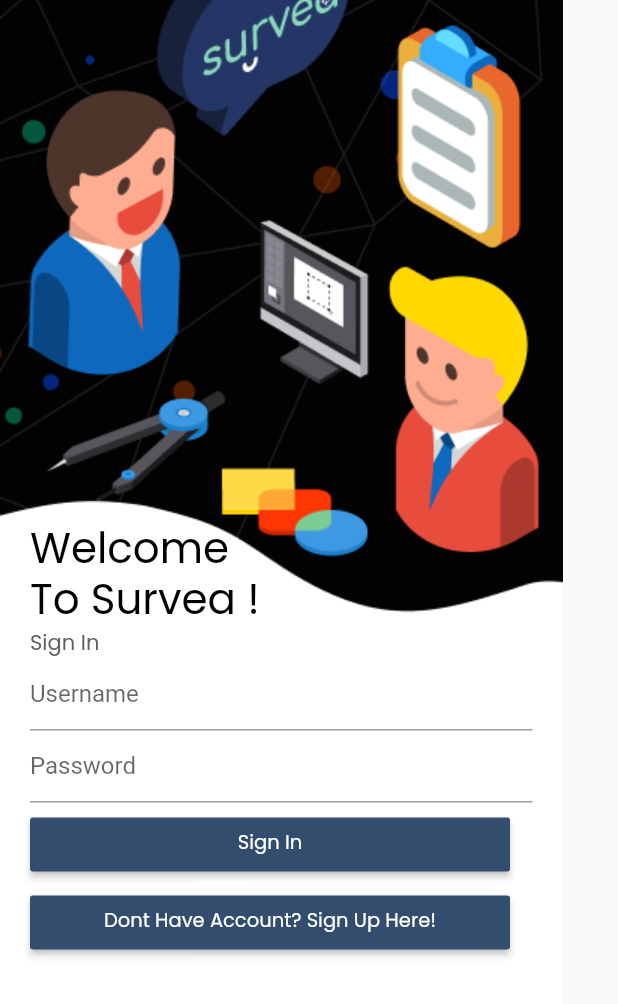
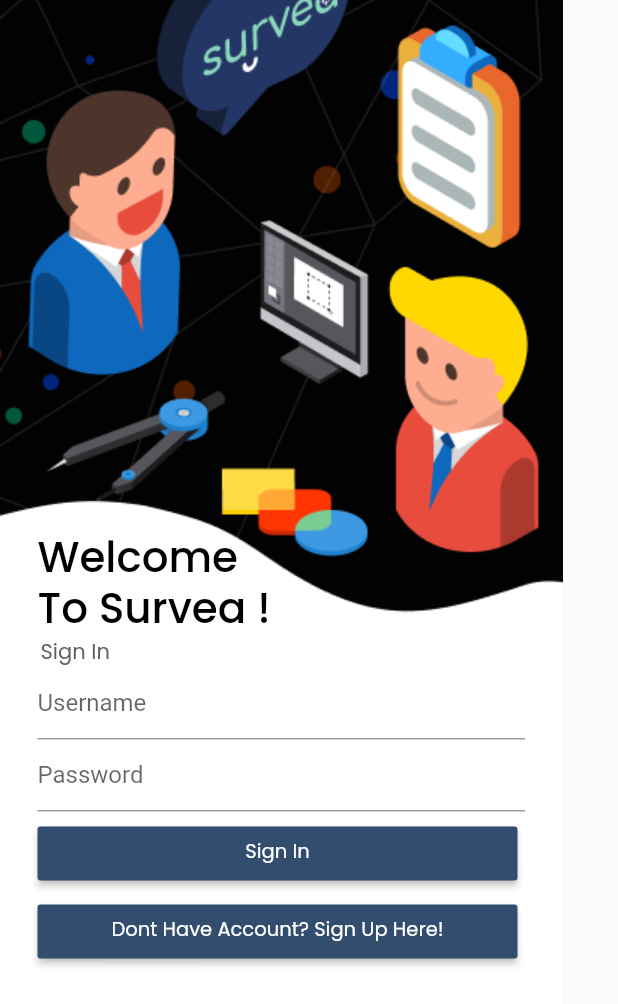
Before and after one commit to hazelflith/survea_app, a Flutter app: the screen it shows after launch, on a phone screen of 412 x 824 dp. Shown: the top 1004 px of the screen. Run offline on Flutter 3.47's test engine with Material 2 defaults, Android fonts, the phone set to English and light mode, and no system bars.

Commit message:
Progress Login (4 Perapihan)

```diff
--- a/lib/main.dart
+++ b/lib/main.dart
@@ -41,7 +41,7 @@ final globalTextTheme = TextTheme(
     height: 1.2,
     fontFamily: 'Poppins',
     fontSize: 28,
-    fontWeight: FontWeight.w400,
+    fontWeight: FontWeight.w500,
     color: Colors.black,
   ),
   display3: TextStyle(
--- a/lib/ui/ui_helper.dart
+++ b/lib/ui/ui_helper.dart
@@ -15,7 +15,7 @@ class UIHelper {
   static double safeBlockHorizontal;
   static double safeBlockVertical;
 
-  static double _extraSmallSpace = 9;
+  static double _extraSmallSpace = 8;
   static double _smallSpace = 12;
   static double _mediumSpace = 30;
   static double _largeSpace = 80;
--- a/lib/ui/views/login_view.dart
+++ b/lib/ui/views/login_view.dart
@@ -9,20 +9,23 @@ class Login extends StatelessWidget {
         body: SafeArea(
           child : Container(
             child : Padding(
-              padding: const EdgeInsets.all(20.0),
+              padding: const EdgeInsets.symmetric(vertical :10.0,horizontal: 25.0),
               child: Column(
                 mainAxisAlignment: MainAxisAlignment.start,
                 crossAxisAlignment: CrossAxisAlignment.start,
                 children: <Widget>[
-                  UIHelper.vSpaceXLarge(),UIHelper.vSpaceXLarge(),UIHelper.vSpaceXLarge(),
+                  UIHelper.vSpaceXLarge(),UIHelper.vSpaceXLarge(),UIHelper.vSpaceXLarge(),UIHelper.vSpaceXSmall(),UIHelper.vSpaceXSmall(),
                   Text('Welcome',
                   style : Theme.of(context).textTheme.display1
                   ),
                   Text('To Survea !',
                       style : Theme.of(context).textTheme.display1
                   ),
-                  Text('Sign In',
-                      style : Theme.of(context).textTheme.display2.copyWith(color: UIHelper.grayText)
+                  Padding(
+                    padding: const EdgeInsets.symmetric(vertical: 0.0, horizontal: 2.0),
+                    child: Text('Sign In',
+                        style : Theme.of(context).textTheme.display2.copyWith(color: UIHelper.grayText)
+                    ),
                   ),
               TextFormField(
                 decoration: InputDecoration(
--- a/pubspec.yaml
+++ b/pubspec.yaml
@@ -60,6 +60,8 @@ flutter:
      fonts:
        - asset: assets/fonts/Poppins-Medium.ttf
          weight: 400
+       - asset: assets/fonts/Poppins-SemiBold.ttf
+         weight: 500
        - asset: assets/fonts/Poppins-Regular.ttf
          weight: 200
        - asset: assets/fonts/Poppins-MediumItalic.ttf
```
